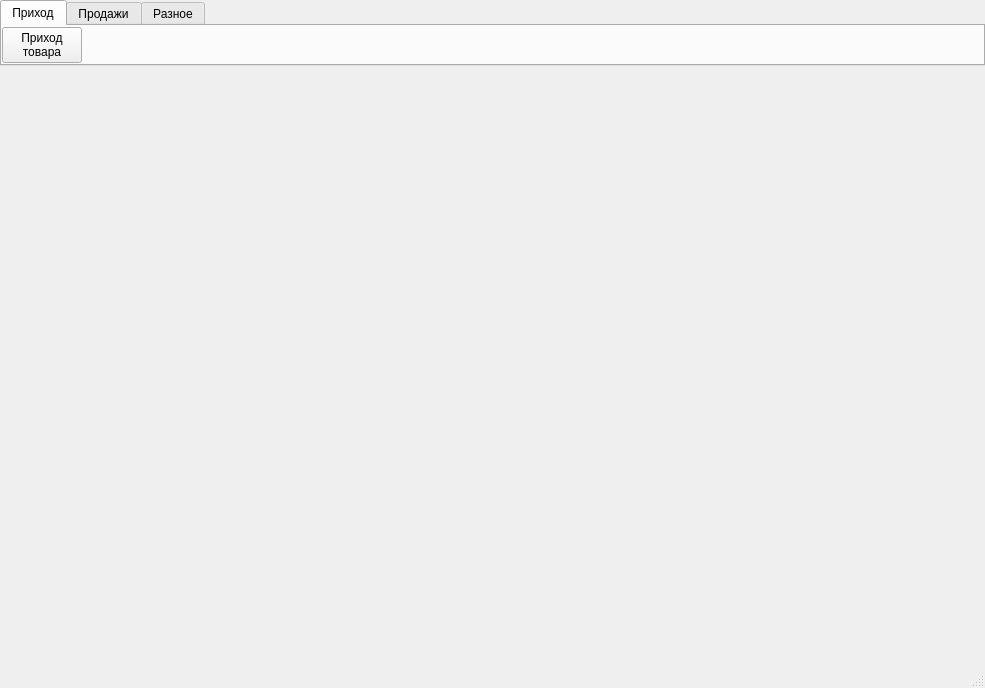
First picture: the form in ui/main_window.ui, repository Meller008/kara, before the edit.
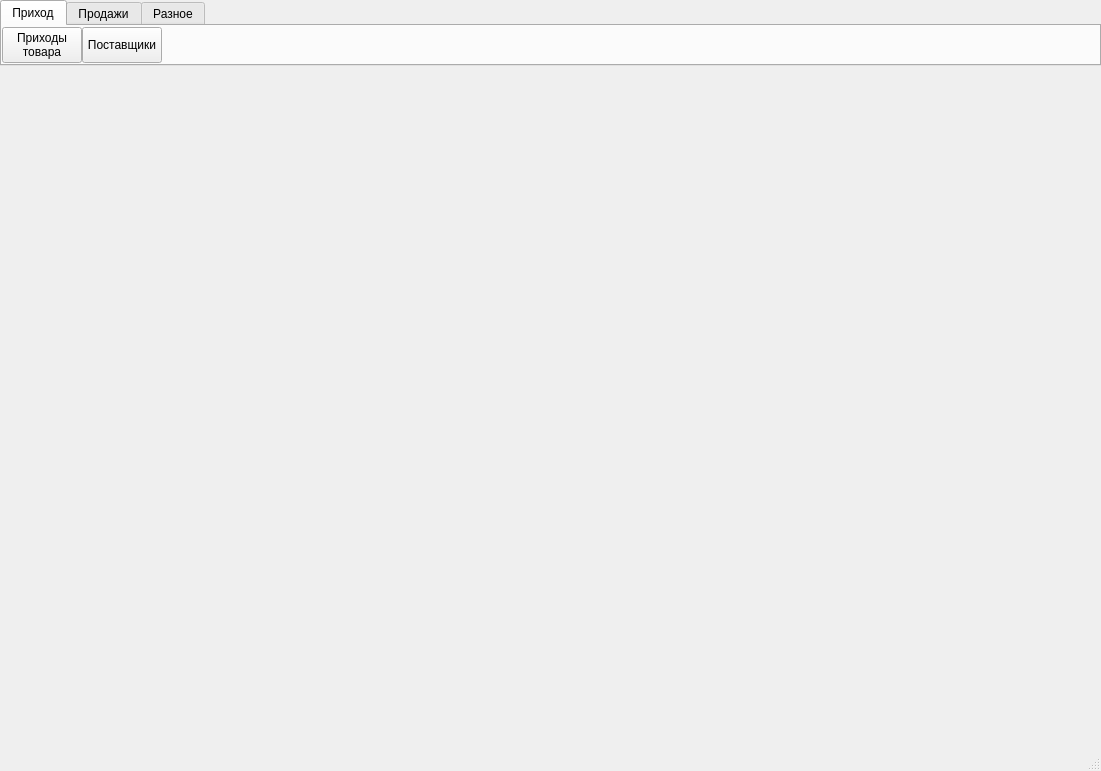
Second picture: the form after the edit. The open tabs and pages were chosen to show the change.

What changed in the file:
```diff
--- a/ui/main_window.ui
+++ b/ui/main_window.ui
@@ -6,8 +6,8 @@
    <rect>
     <x>0</x>
     <y>0</y>
-    <width>985</width>
-    <height>688</height>
+    <width>1101</width>
+    <height>771</height>
    </rect>
   </property>
   <property name="windowTitle">
@@ -82,12 +82,12 @@
         <item row="0" column="0">
          <widget class="QPushButton" name="pushButton">
           <property name="text">
-           <string>Приход
+           <string>Приходы
 товара</string>
           </property>
          </widget>
         </item>
-        <item row="0" column="1">
+        <item row="0" column="2">
          <spacer name="horizontalSpacer">
           <property name="orientation">
            <enum>Qt::Horizontal</enum>
@@ -100,6 +100,19 @@
           </property>
          </spacer>
         </item>
+        <item row="0" column="1">
+         <widget class="QPushButton" name="pushButton_6">
+          <property name="sizePolicy">
+           <sizepolicy hsizetype="Minimum" vsizetype="Minimum">
+            <horstretch>0</horstretch>
+            <verstretch>0</verstretch>
+           </sizepolicy>
+          </property>
+          <property name="text">
+           <string>Поставщики</string>
+          </property>
+         </widget>
+        </item>
        </layout>
       </widget>
       <widget class="QWidget" name="tab_2">
```
Left out of the diff: 24 changed lines with no effect on the pictures.
